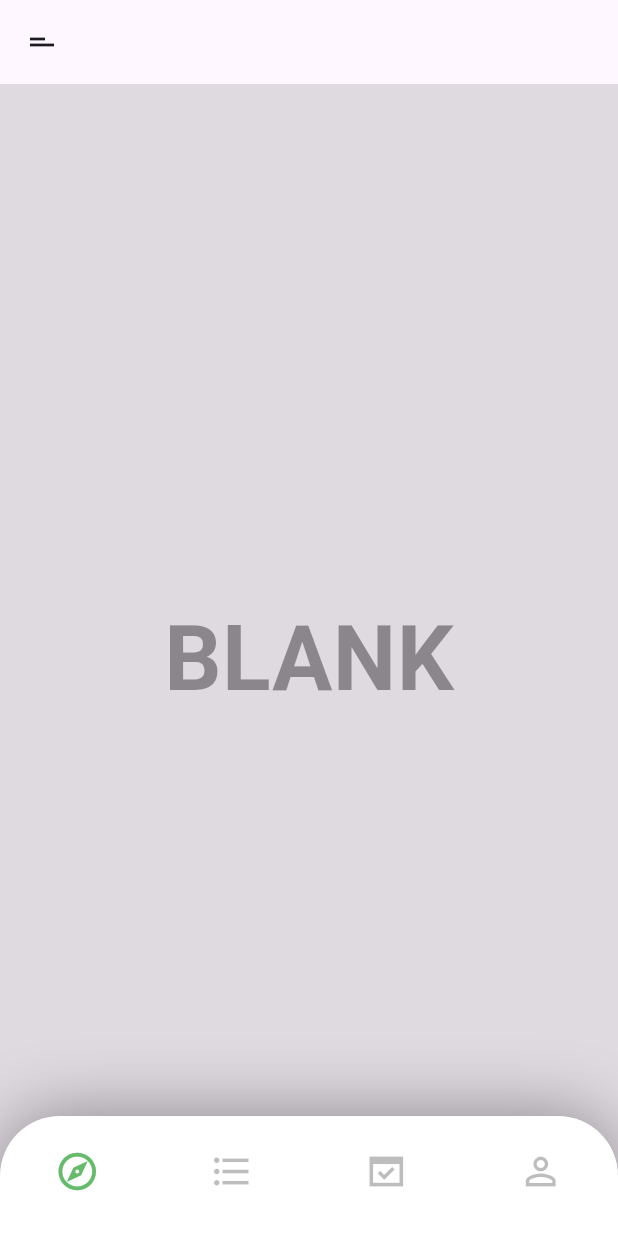
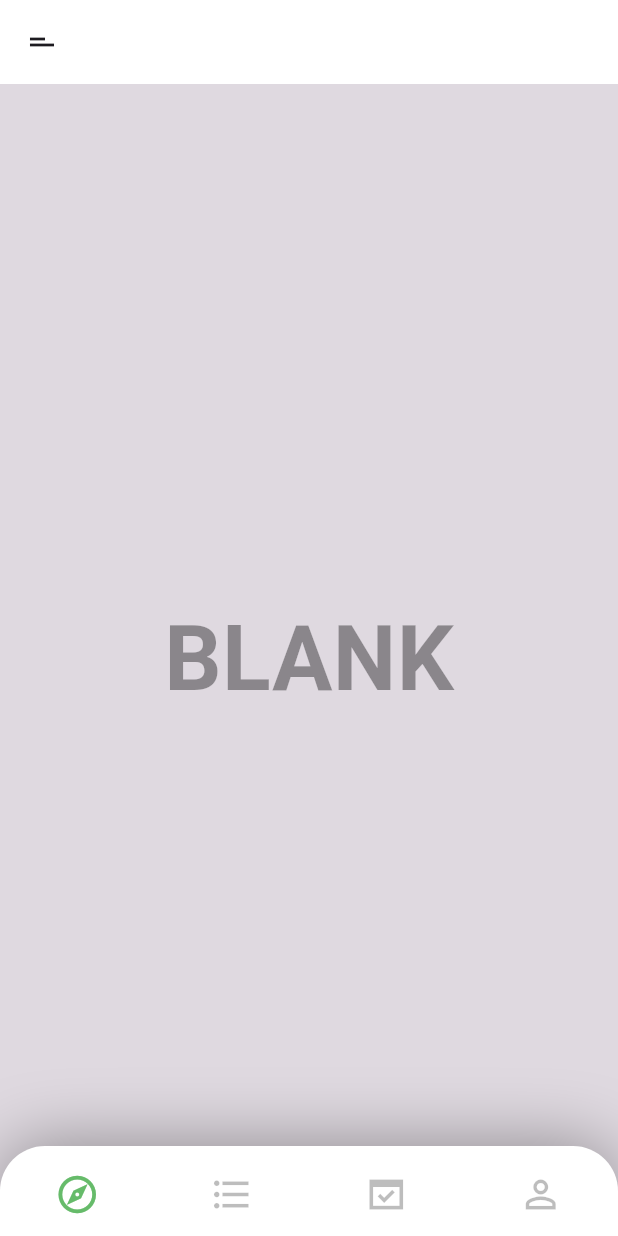
Before and after one commit to MyoMinSoe/shoe_shop_UI_homework, a Flutter app: the screen it shows after launch, on a phone screen of 412 x 824 dp. Run offline on Flutter 3.47's test engine with Material 3 defaults, Android fonts, the light colour scheme and no system bars.

Commit message:
edit codes

```diff
--- a/lib/screen/home.dart
+++ b/lib/screen/home.dart
@@ -24,6 +24,7 @@ class _HomeState extends State<Home> {
     return Scaffold(
       extendBody: true,
       appBar: AppBar(
+        backgroundColor: Colors.white,
         scrolledUnderElevation: 0,
         leading: Transform.flip(
           flipY: true,
@@ -41,24 +42,26 @@ class _HomeState extends State<Home> {
           // ),
           Container(
             width: double.infinity,
-            height: 80,
+            height: 60,
             decoration: const BoxDecoration(
                 color: Colors.white,
                 boxShadow: [
                   BoxShadow(color: Colors.black38, blurRadius: 40),
                 ],
                 borderRadius: BorderRadius.only(
-                    topLeft: Radius.circular(40),
-                    topRight: Radius.circular(40))),
+                    topLeft: Radius.circular(30),
+                    topRight: Radius.circular(30))),
           ),
           ClipRRect(
             borderRadius: const BorderRadius.only(
-              topLeft: Radius.circular(40),
-              topRight: Radius.circular(40),
+              topLeft: Radius.circular(30),
+              topRight: Radius.circular(30),
             ),
             child: BottomNavigationBar(
               currentIndex: index,
               elevation: 0,
+              selectedFontSize: 0,
+              unselectedFontSize: 0,
               backgroundColor: Colors.transparent,
               fixedColor: Colors.green[400],
               unselectedItemColor: Colors.black26,
--- a/lib/widget/view_all_widget.dart
+++ b/lib/widget/view_all_widget.dart
@@ -14,6 +14,8 @@ class _ViewAllWidgetState extends State<ViewAllWidget> {
   Widget build(BuildContext context) {
     return Scaffold(
       appBar: AppBar(
+        backgroundColor: Colors.white,
+        scrolledUnderElevation: 0,
         title: const Text(
           'All Shoes on Market',
           style: TextStyle(color: Colors.black26),
```
Also changed, not shown: pubspec.lock.
